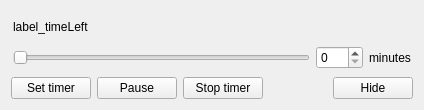
Above: mainwindow.ui from Granddave/Stretch-timer before the change. Below: the same form after it.
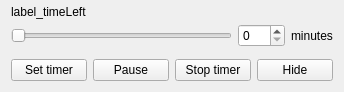
That is the form after the change.

Patch:
```diff
--- a/mainwindow.ui
+++ b/mainwindow.ui
@@ -12,8 +12,8 @@
    <rect>
     <x>0</x>
     <y>0</y>
-    <width>424</width>
-    <height>110</height>
+    <width>344</width>
+    <height>92</height>
    </rect>
   </property>
   <property name="sizePolicy">
@@ -24,14 +24,14 @@
   </property>
   <property name="minimumSize">
    <size>
-    <width>300</width>
+    <width>344</width>
     <height>92</height>
    </size>
   </property>
   <property name="maximumSize">
    <size>
-    <width>583</width>
-    <height>338</height>
+    <width>344</width>
+    <height>92</height>
    </size>
   </property>
   <property name="contextMenuPolicy">
@@ -39,19 +39,31 @@
   </property>
   <widget class="QWidget" name="centralWidget">
    <layout class="QGridLayout" name="gridLayout_2">
+    <property name="topMargin">
+     <number>0</number>
+    </property>
+    <property name="horizontalSpacing">
+     <number>6</number>
+    </property>
+    <property name="verticalSpacing">
+     <number>12</number>
+    </property>
     <item row="0" column="0">
      <layout class="QGridLayout" name="gridLayout">
       <property name="leftMargin">
-       <number>2</number>
+       <number>0</number>
       </property>
       <property name="topMargin">
-       <number>2</number>
+       <number>0</number>
       </property>
       <property name="rightMargin">
-       <number>2</number>
+       <number>0</number>
       </property>
       <property name="bottomMargin">
-       <number>2</number>
+       <number>0</number>
+      </property>
+      <property name="verticalSpacing">
+       <number>0</number>
       </property>
       <item row="2" column="0">
        <widget class="QSlider" name="slider_interval">
@@ -94,6 +106,15 @@
     </item>
     <item row="1" column="0">
      <layout class="QHBoxLayout" name="horizontalLayout">
+      <property name="spacing">
+       <number>6</number>
+      </property>
+      <property name="sizeConstraint">
+       <enum>QLayout::SetDefaultConstraint</enum>
+      </property>
+      <property name="topMargin">
+       <number>0</number>
+      </property>
       <item>
        <widget class="QPushButton" name="button_setTimer">
         <property name="text">
```
